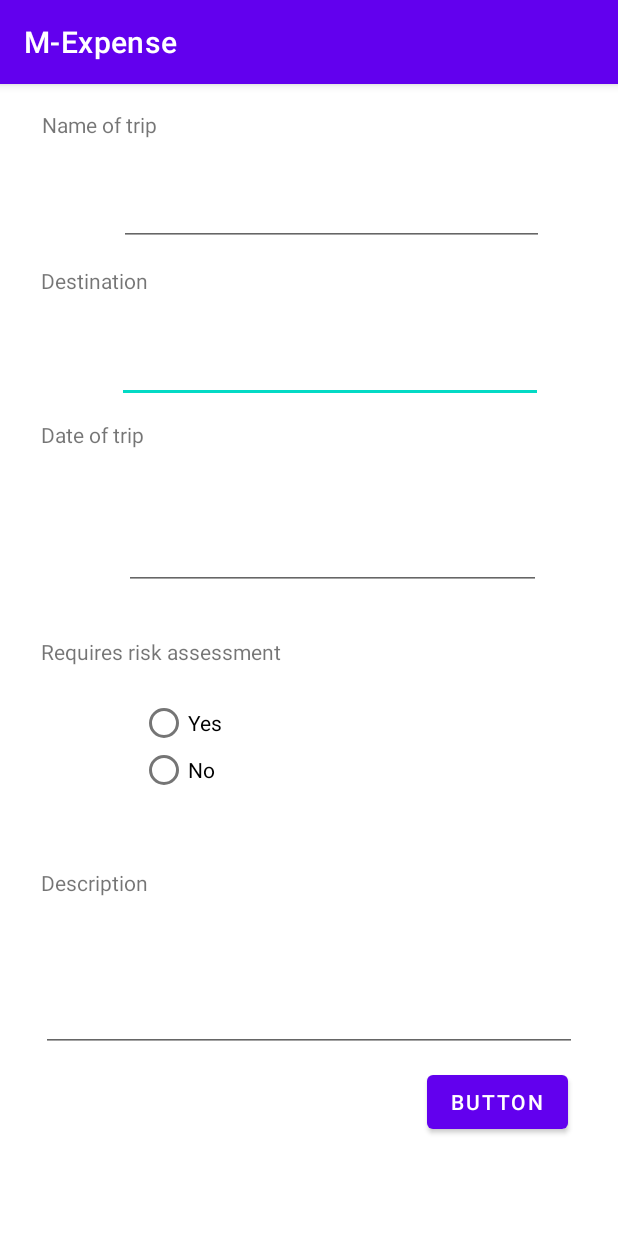
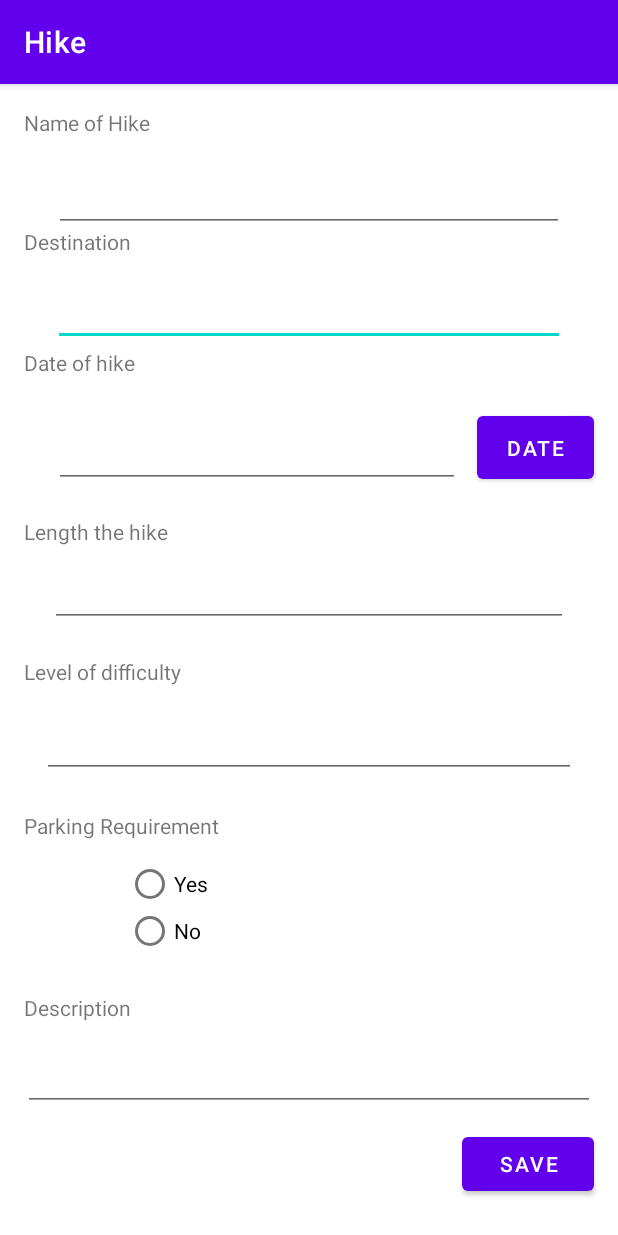
Before and after one commit to taittgcs200379/Android-Project, an Android app: the screen it shows after launch (MainActivity), on a phone screen of 412 x 824 dp. Run offline under Robolectric (Android 15) with nearby library versions, the phone set to English and light mode, and no system bars.

Commit message:
update for edit detail

```diff
--- a/app/src/main/java/com/example/m_expense/MainActivity.java
+++ b/app/src/main/java/com/example/m_expense/MainActivity.java
@@ -1,105 +1,88 @@
 package com.example.m_expense;
 
 import androidx.appcompat.app.AppCompatActivity;
-
 import android.os.Bundle;
-import android.text.Editable;
 import android.text.TextUtils;
-import android.text.TextWatcher;
 import android.view.View;
+import android.view.View.OnClickListener;
 import android.widget.ArrayAdapter;
-import android.widget.DatePicker;
+import android.widget.AutoCompleteTextView;
+import android.widget.Button;
 import android.widget.EditText;
-import android.widget.RadioButton;
 import android.widget.RadioGroup;
-import android.widget.Spinner;
 import android.widget.Toast;
 
-import java.util.Calendar;
+import com.google.android.material.datepicker.MaterialDatePicker;
+import com.google.android.material.datepicker.MaterialPickerOnPositiveButtonClickListener;
+
 import java.util.Date;
 
 public class MainActivity extends AppCompatActivity {
+    private static final String[] Length={"1000", "2000", "3000"};
+    private static final String[] Level={"beginner", "professional"};
 
-    Date date;
+    AutoCompleteTextView date;
+    Button btDate;
+
     @Override
     protected void onCreate(Bundle savedInstanceState) {
         super.onCreate(savedInstanceState);
         setContentView(R.layout.activity_main);
 
+        AutoCompleteTextView pLength= (AutoCompleteTextView)findViewById(R.id.length);
+        ArrayAdapter<String> dataAdapter = new ArrayAdapter<String>(this, android.R.layout.simple_dropdown_item_1line,Length);
+        //dataAdapter.setDropDownViewResource((android.R.layout.simple_dropdown_item_1line));
+        pLength.setAdapter(dataAdapter);
+        pLength.setThreshold(256);
 
-        EditText date;
-
-        date = (EditText)findViewById(R.id.date);
-        date.addTextChangedListener(new TextWatcher() {
-            private String current = "";
-            private String ddmmyyyy = "DDMMYYYY";
-            private Calendar cal = Calendar.getInstance();
+        findViewById(R.id.length).setOnClickListener(new OnClickListener(){
+            @Override
+            public void onClick(View view){
+                pLength.showDropDown();
+            }
+        });
 
 
+        AutoCompleteTextView pLevel= (AutoCompleteTextView)findViewById(R.id.level);
+        ArrayAdapter<String> levelAdapter = new ArrayAdapter<String>(this, android.R.layout.simple_dropdown_item_1line,Level);
+        //dataAdapter.setDropDownViewResource((android.R.layout.simple_dropdown_item_1line));
+        pLevel.setAdapter(levelAdapter);
+        pLevel.setThreshold(256);
+
+        findViewById(R.id.level).setOnClickListener(new OnClickListener(){
             @Override
-            public void onTextChanged(CharSequence s, int start, int before, int count) {
-                if (!s.toString().equals(current)) {
-                    String clean = s.toString().replaceAll("[^\\d.]", "");
-                    String cleanC = current.replaceAll("[^\\d.]", "");
-
-                    int cl = clean.length();
-                    int sel = cl;
-                    for (int i = 2; i <= cl && i < 6; i += 2) {
-                        sel++;
-                    }
-                    //Fix for pressing delete next to a forward slash
-                    if (clean.equals(cleanC)) sel--;
-
-                    if (clean.length() < 8){
-                        clean = clean + ddmmyyyy.substring(clean.length());
-                    }else{
-                        //This part makes sure that when we finish entering numbers
-                        //the date is correct, fixing it otherwise
-                        int day  = Integer.parseInt(clean.substring(0,2));
-                        int mon  = Integer.parseInt(clean.substring(2,4));
-                        int year = Integer.parseInt(clean.substring(4,8));
-
-                        if(mon > 12) mon = 12;
-                        cal.set(Calendar.MONTH, mon-1);
-                        if(mon<1) mon=1;
-                        cal.set(Calendar.MONTH, mon+1);
-                        if(day>31) day=31;
-                        cal.set(Calendar.DAY_OF_MONTH, day-1);
-                        if(day<1) day=1;
-                        cal.set(Calendar.DAY_OF_MONTH, day-1);
-                        if
-
-                        year = (year<1900)?1900:(year>2100)?2100:year;
-                        cal.set(Calendar.YEAR, year);
-                        // ^ first set year for the line below to work correctly
-                        //with leap years - otherwise, date e.g. 29/02/2012
-                        //would be automatically corrected to 28/02/2012
-
-                        day = (day > cal.getActualMaximum(Calendar.DATE))? cal.getActualMaximum(Calendar.DATE):day;
-                        clean = String.format("%02d%02d%02d",day, mon, year);
-                    }
-
-                    clean = String.format("%s/%s/%s", clean.substring(0, 2),
-                            clean.substring(2, 4),
-                            clean.substring(4, 8));
-
-                    sel = sel < 0 ? 0 : sel;
-                    current = clean;
-                    date.setText(current);
-                    date.setSelection(sel < current.length() ? sel : current.length());
-
-                }
+            public void onClick(View view){
+                pLevel.showDropDown();
             }
+        });
 
 
+        date=findViewById(R.id.date);
+        btDate=findViewById(R.id.date_button);
+
+        btDate.setOnClickListener(new OnClickListener() {
             @Override
-            public void beforeTextChanged(CharSequence s, int start, int count, int after) {}
-
-            @Override
-            public void afterTextChanged(Editable s) {}
+            public void onClick(View view) {
+                showDatePickerDialog();
+            }
         });
 
     }
+
+    private void showDatePickerDialog() {
+        MaterialDatePicker materialDatePicker=MaterialDatePicker.Builder.datePicker().build();
+
+        materialDatePicker.addOnPositiveButtonClickListener(new MaterialPickerOnPositiveButtonClickListener() {
+            @Override
+            public void onPositiveButtonClick(Object selection) {
+                date.setText(""+materialDatePicker.getHeaderText());
+
+            }
+        });
+        materialDatePicker.show(getSupportFragmentManager(),"TAG");
+
+    }
+
     public void handleButtonClick(View v){
         EditText editText2= (EditText)findViewById(R.id.TripName);
 
@@ -115,12 +98,25 @@ public class MainActivity extends AppCompatActivity {
             return;
         }
 
-        EditText d = (EditText) findViewById(R.id.date);
-        if(TextUtils.isDigitsOnly(d.getText().toString())){
+        AutoCompleteTextView d = (AutoCompleteTextView) findViewById(R.id.date);
+        if(TextUtils.isEmpty(d.getText().toString())){
             Toast t= Toast.makeText(this, "you must choose date", Toast.LENGTH_SHORT);
             t.show();
             return;
         }
+        AutoCompleteTextView l =(AutoCompleteTextView)findViewById((R.id.length));
+        if(TextUtils.isEmpty(l.getText().toString())){
+            Toast t= Toast.makeText(this, "you must choose length", Toast.LENGTH_SHORT);
+            t.show();
+            return;
+        }
+        AutoCompleteTextView level =(AutoCompleteTextView)findViewById((R.id.level));
+        if(TextUtils.isEmpty(level.getText().toString())){
+            Toast t= Toast.makeText(this, "you must choose level", Toast.LENGTH_SHORT);
+            t.show();
+            return;
+        }
+
         RadioGroup rg=(RadioGroup) findViewById(R.id.radioGroup2);
         if(rg.getCheckedRadioButtonId()==-1){
             Toast t= Toast.makeText(this, "you must choose your option", Toast.LENGTH_SHORT);
--- a/app/src/main/res/layout/activity_main.xml
+++ b/app/src/main/res/layout/activity_main.xml
@@ -10,11 +10,11 @@
         android:id="@+id/textView6"
         android:layout_width="wrap_content"
         android:layout_height="wrap_content"
-        android:layout_marginStart="28dp"
-        android:layout_marginTop="17dp"
-        android:layout_marginBottom="23dp"
-        android:text="@string/name_of_trip"
-        app:layout_constraintBottom_toTopOf="@+id/TripName"
+        android:layout_marginStart="16dp"
+        android:layout_marginTop="16dp"
+        android:layout_marginBottom="60dp"
+        android:text="@string/name_of_hike"
+        app:layout_constraintBottom_toTopOf="@+id/textView8"
         app:layout_constraintStart_toStartOf="parent"
         app:layout_constraintTop_toTopOf="parent" />
 
@@ -22,29 +22,29 @@
         android:id="@+id/textView8"
         android:layout_width="wrap_content"
         android:layout_height="wrap_content"
-        android:layout_marginStart="27dp"
-        android:layout_marginBottom="16dp"
+        android:layout_marginStart="16dp"
+        android:layout_marginBottom="22dp"
         android:text="@string/destination"
         app:layout_constraintBottom_toTopOf="@+id/editTextText"
         app:layout_constraintStart_toStartOf="parent"
-        app:layout_constraintTop_toBottomOf="@+id/TripName" />
+        app:layout_constraintTop_toBottomOf="@+id/textView6" />
 
     <TextView
         android:id="@+id/textView9"
         android:layout_width="wrap_content"
         android:layout_height="wrap_content"
-        android:layout_marginStart="27dp"
-        android:layout_marginBottom="22dp"
-        android:text="@string/risk_assessment"
+        android:layout_marginStart="16dp"
+        android:layout_marginBottom="13dp"
+        android:text="@string/parking"
         app:layout_constraintBottom_toTopOf="@+id/radioGroup2"
         app:layout_constraintStart_toStartOf="parent"
-        app:layout_constraintTop_toBottomOf="@+id/date" />
+        app:layout_constraintTop_toBottomOf="@+id/level" />
 
     <RadioGroup
         android:id="@+id/radioGroup2"
-        android:layout_width="225dp"
-        android:layout_height="0dp"
-        android:layout_marginBottom="7dp"
+        android:layout_width="244dp"
+        android:layout_height="71dp"
+        android:layout_marginBottom="17dp"
         app:layout_constraintBottom_toTopOf="@+id/textView2"
         app:layout_constraintEnd_toEndOf="parent"
         app:layout_constraintStart_toStartOf="parent"
@@ -54,47 +54,49 @@
             android:id="@+id/radioButton"
             android:layout_width="match_parent"
             android:layout_height="31dp"
-            android:text="@string/risk_assessment_yes" />
+            android:text="@string/Parking_requirement_yes" />
 
         <RadioButton
             android:id="@+id/radioButton2"
             android:layout_width="match_parent"
             android:layout_height="32dp"
-            android:text="@string/risk_assessment_no" />
+            android:text="@string/Parking_requirement_no" />
     </RadioGroup>
 
     <Button
         android:id="@+id/button2"
         android:layout_width="wrap_content"
         android:layout_height="wrap_content"
-        android:layout_marginEnd="6dp"
-        android:layout_marginBottom="65dp"
+        android:layout_marginEnd="16dp"
+        android:layout_marginBottom="24dp"
         android:onClick="handleButtonClick"
-        android:text="Button"
+        android:text="@string/save"
         app:layout_constraintBottom_toBottomOf="parent"
-        app:layout_constraintEnd_toEndOf="@+id/editTextTextMultiLine"
+        app:layout_constraintEnd_toEndOf="parent"
         app:layout_constraintTop_toBottomOf="@+id/editTextTextMultiLine" />
 
     <EditText
         android:id="@+id/editTextText"
-        android:layout_width="284dp"
-        android:layout_height="56dp"
-        android:layout_marginBottom="11dp"
+        android:layout_width="0dp"
+        android:layout_height="0dp"
+        android:layout_marginStart="35dp"
+        android:layout_marginEnd="35dp"
+        android:layout_marginBottom="1dp"
         android:ems="10"
         android:inputType="text"
         app:layout_constraintBottom_toTopOf="@+id/textView"
-        app:layout_constraintEnd_toEndOf="@+id/date"
-        app:layout_constraintStart_toStartOf="@+id/TripName"
+        app:layout_constraintEnd_toEndOf="parent"
+        app:layout_constraintStart_toStartOf="parent"
         app:layout_constraintTop_toBottomOf="@+id/textView8" />
 
     <TextView
         android:id="@+id/textView"
         android:layout_width="wrap_content"
         android:layout_height="wrap_content"
-        android:layout_marginStart="27dp"
-        android:layout_marginBottom="38dp"
-        android:text="@string/date_of_trip"
-        app:layout_constraintBottom_toTopOf="@+id/date"
+        android:layout_marginStart="16dp"
+        android:layout_marginBottom="20dp"
+        android:text="@string/date_of_hike"
+        app:layout_constraintBottom_toTopOf="@+id/date_button"
         app:layout_constraintStart_toStartOf="parent"
         app:layout_constraintTop_toBottomOf="@+id/editTextText" />
 
@@ -102,7 +104,7 @@
         android:id="@+id/textView2"
         android:layout_width="wrap_content"
         android:layout_height="wrap_content"
-        android:layout_marginStart="27dp"
+        android:layout_marginStart="16dp"
         android:layout_marginBottom="21dp"
         android:text="@string/note"
         app:layout_constraintBottom_toTopOf="@+id/editTextTextMultiLine"
@@ -113,43 +115,100 @@
         android:id="@+id/editTextTextMultiLine"
         android:layout_width="0dp"
         android:layout_height="0dp"
-        android:layout_marginStart="27dp"
-        android:layout_marginTop="563dp"
-        android:layout_marginEnd="27dp"
-        android:layout_marginBottom="9dp"
+        android:layout_marginStart="15dp"
+        android:layout_marginEnd="15dp"
+        android:layout_marginBottom="11dp"
         android:ems="10"
         android:gravity="start|top"
         android:inputType="textMultiLine"
         app:layout_constraintBottom_toTopOf="@+id/button2"
         app:layout_constraintEnd_toEndOf="parent"
         app:layout_constraintStart_toStartOf="parent"
-        app:layout_constraintTop_toTopOf="parent" />
+        app:layout_constraintTop_toBottomOf="@+id/textView2" />
 
     <EditText
         android:id="@+id/TripName"
-        android:layout_width="283dp"
-        android:layout_height="48dp"
-        android:layout_marginStart="52dp"
-        android:layout_marginEnd="50dp"
-        android:layout_marginBottom="13dp"
+        android:layout_width="0dp"
+        android:layout_height="0dp"
+        android:layout_marginStart="36dp"
+        android:layout_marginTop="8dp"
+        android:layout_marginEnd="36dp"
+        android:layout_marginBottom="16dp"
         android:ems="10"
         android:inputType="text"
-        app:layout_constraintBottom_toTopOf="@+id/textView8"
+        app:layout_constraintBottom_toBottomOf="@+id/textView8"
         app:layout_constraintEnd_toEndOf="parent"
-        app:layout_constraintStart_toStartOf="@+id/textView6"
+        app:layout_constraintStart_toStartOf="parent"
         app:layout_constraintTop_toBottomOf="@+id/textView6" />
 
-    <EditText
+    <TextView
+        android:id="@+id/textView3"
+        android:layout_width="wrap_content"
+        android:layout_height="wrap_content"
+        android:layout_marginStart="16dp"
+        android:layout_marginBottom="15dp"
+        android:text="@string/length_the_hike"
+        app:layout_constraintBottom_toTopOf="@+id/length"
+        app:layout_constraintStart_toStartOf="parent"
+        app:layout_constraintTop_toBottomOf="@+id/date_button" />
+
+    <AutoCompleteTextView
+        android:id="@+id/length"
+        android:layout_width="0dp"
+        android:layout_height="0dp"
+        android:layout_marginStart="33dp"
+        android:layout_marginEnd="33dp"
+        android:layout_marginBottom="20dp"
+        app:layout_constraintBottom_toTopOf="@+id/textView4"
+        app:layout_constraintEnd_toEndOf="parent"
+        app:layout_constraintStart_toStartOf="parent"
+        app:layout_constraintTop_toBottomOf="@+id/textView3" />
+
+    <Button
+        android:id="@+id/date_button"
+        android:layout_width="78dp"
+        android:layout_height="54dp"
+        android:layout_marginEnd="16dp"
+        android:layout_marginBottom="19dp"
+        android:text="Date"
+        app:layout_constraintBottom_toTopOf="@+id/textView3"
+        app:layout_constraintEnd_toEndOf="parent"
+        app:layout_constraintStart_toEndOf="@+id/date"
+        app:layout_constraintTop_toBottomOf="@+id/textView" />
+
+    <TextView
+        android:id="@+id/textView4"
+        android:layout_width="wrap_content"
+        android:layout_height="wrap_content"
+        android:layout_marginStart="16dp"
+        android:layout_marginBottom="23dp"
+        android:text="@string/level_of_difficulty"
+        app:layout_constraintBottom_toTopOf="@+id/level"
+        app:layout_constraintStart_toStartOf="parent"
+        app:layout_constraintTop_toBottomOf="@+id/length" />
+
+    <AutoCompleteTextView
         android:id="@+id/date"
-        android:layout_width="278dp"
+        android:layout_width="0dp"
         android:layout_height="56dp"
-        android:layout_marginStart="53dp"
-        android:layout_marginEnd="49dp"
-        android:layout_marginBottom="31dp"
-        android:ems="10"
-        android:inputType="text"
+        android:layout_marginStart="36dp"
+        android:layout_marginTop="37dp"
+        android:layout_marginEnd="11dp"
+        android:layout_marginBottom="37dp"
+        app:layout_constraintBottom_toBottomOf="@+id/textView3"
+        app:layout_constraintEnd_toStartOf="@+id/date_button"
+        app:layout_constraintStart_toStartOf="parent"
+        app:layout_constraintTop_toBottomOf="@+id/editTextText" />
+
+    <AutoCompleteTextView
+        android:id="@+id/level"
+        android:layout_width="0dp"
+        android:layout_height="0dp"
+        android:layout_marginStart="28dp"
+        android:layout_marginEnd="28dp"
+        android:layout_marginBottom="22dp"
         app:layout_constraintBottom_toTopOf="@+id/textView9"
         app:layout_constraintEnd_toEndOf="parent"
-        app:layout_constraintStart_toStartOf="@+id/textView9"
-        app:layout_constraintTop_toBottomOf="@+id/textView" />
+        app:layout_constraintStart_toStartOf="parent"
+        app:layout_constraintTop_toBottomOf="@+id/textView4" />
 </androidx.constraintlayout.widget.ConstraintLayout>
--- a/app/src/main/res/values/strings.xml
+++ b/app/src/main/res/values/strings.xml
@@ -1,10 +1,13 @@
 <resources>
-    <string name="app_name">M-Expense</string>
-    <string name="name_of_trip">Name of trip</string>
+    <string name="app_name">Hike</string>
+    <string name="name_of_hike">Name of Hike</string>
     <string name="destination">Destination</string>
-    <string name="date_of_trip">Date of trip</string>
-    <string name="risk_assessment">Requires risk assessment</string>
-    <string name="risk_assessment_yes">Yes</string>
-    <string name="risk_assessment_no">No</string>
+    <string name="date_of_hike">Date of hike</string>
+    <string name="length_the_hike">Length the hike</string>
+    <string name="level_of_difficulty"> Level of difficulty</string>
+    <string name="parking">Parking Requirement</string>
+    <string name="Parking_requirement_yes">Yes</string>
+    <string name="Parking_requirement_no">No</string>
     <string name="note">Description</string>
+    <string name="save">Save</string>
 </resources>
```
